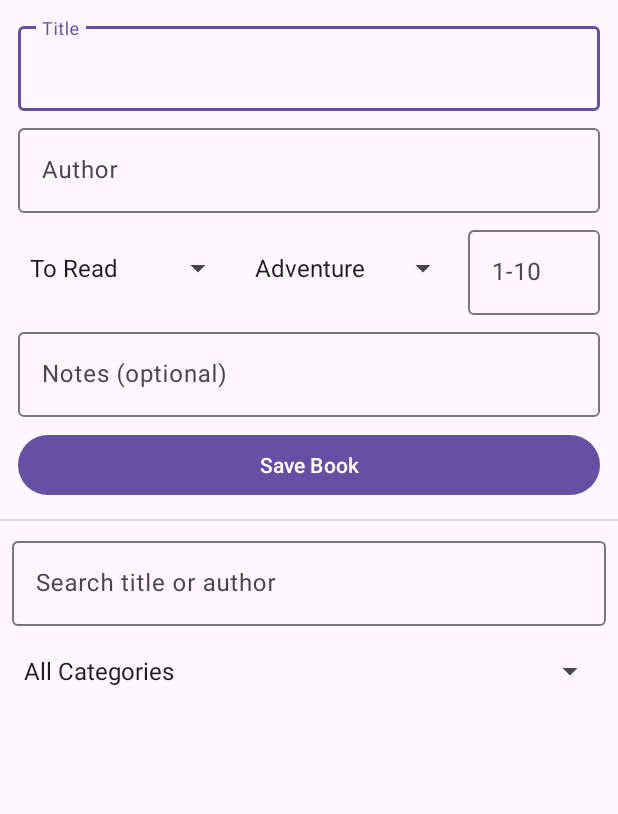
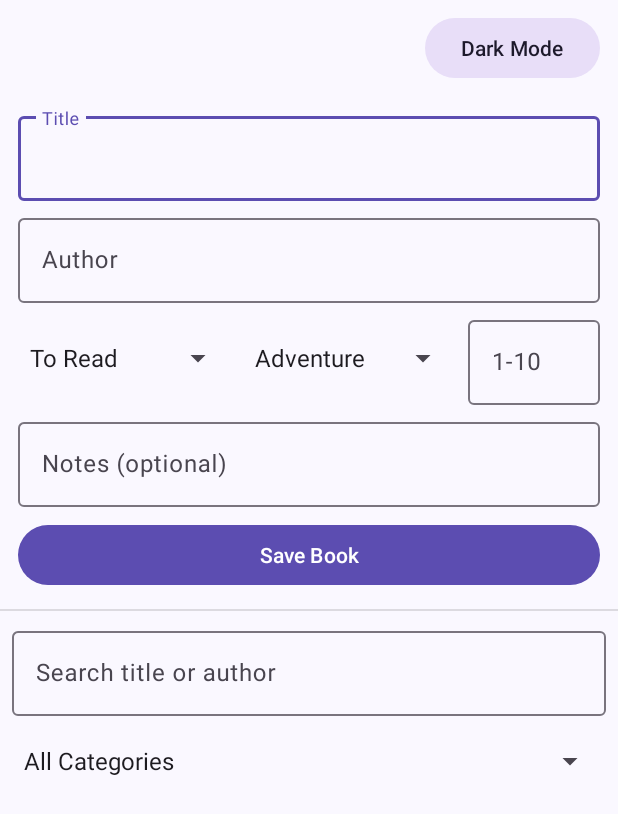
Before and after one commit to DoodlyPoro/MobileApps2026-2401321029, an Android app built with Jetpack Compose: the screen it shows after launch (MainActivity), on a phone screen of 412 x 824 dp. Shown: the top 814 px of the screen. Run offline under Robolectric (Android 15) with nearby library versions, the phone set to English and light mode, and no system bars; our stand-ins replace Room's generated code.

Commit message:
Added dark theme

```diff
--- a/app/src/main/java/com/example/booktracker/MainActivity.kt
+++ b/app/src/main/java/com/example/booktracker/MainActivity.kt
@@ -1,11 +1,48 @@
 package com.example.booktracker
 
+import android.content.res.Configuration
 import android.os.Bundle
 import androidx.appcompat.app.AppCompatActivity
+import androidx.appcompat.app.AppCompatDelegate
+import com.google.android.material.button.MaterialButton
 
 class MainActivity : AppCompatActivity() {
+
     override fun onCreate(savedInstanceState: Bundle?) {
+        val prefs = getSharedPreferences("theme_prefs", MODE_PRIVATE)
+        val savedMode = prefs.getInt("night_mode", AppCompatDelegate.MODE_NIGHT_FOLLOW_SYSTEM)
+        AppCompatDelegate.setDefaultNightMode(savedMode)
+
         super.onCreate(savedInstanceState)
         setContentView(R.layout.activity_main)
+
+        val btnToggleTheme = findViewById<MaterialButton>(R.id.btnToggleTheme)
+
+        fun updateButtonLabel() {
+            val isNight = when (AppCompatDelegate.getDefaultNightMode()) {
+                AppCompatDelegate.MODE_NIGHT_YES -> true
+                AppCompatDelegate.MODE_NIGHT_NO -> false
+                else -> {
+                    val uiNight = resources.configuration.uiMode and
+                            Configuration.UI_MODE_NIGHT_MASK
+                    uiNight == Configuration.UI_MODE_NIGHT_YES
+                }
+            }
+            btnToggleTheme.text = if (isNight) "Light Mode" else "Dark Mode"
+        }
+
+        updateButtonLabel()
+
+        btnToggleTheme.setOnClickListener {
+            val currentlyNight = btnToggleTheme.text == "Light Mode"
+            val nextMode = if (currentlyNight) {
+                AppCompatDelegate.MODE_NIGHT_NO
+            } else {
+                AppCompatDelegate.MODE_NIGHT_YES
+            }
+            prefs.edit().putInt("night_mode", nextMode).apply()
+            AppCompatDelegate.setDefaultNightMode(nextMode)
+            updateButtonLabel()
+        }
     }
 }
--- a/app/src/main/res/layout-land/activity_main.xml
+++ b/app/src/main/res/layout-land/activity_main.xml
@@ -2,7 +2,29 @@
 <LinearLayout xmlns:android="http://schemas.android.com/apk/res/android"
     android:layout_width="match_parent"
     android:layout_height="match_parent"
-    android:baselineAligned="false"
+    android:orientation="vertical">
+
+    <LinearLayout
+        android:layout_width="match_parent"
+        android:layout_height="wrap_content"
+        android:gravity="end"
+        android:orientation="horizontal"
+        android:paddingHorizontal="12dp"
+        android:paddingTop="8dp"
+        android:paddingBottom="4dp">
+
+        <com.google.android.material.button.MaterialButton
+            android:id="@+id/btnToggleTheme"
+            style="@style/Widget.Material3.Button.TonalButton"
+            android:layout_width="wrap_content"
+            android:layout_height="wrap_content"
+            android:text="Dark Mode" />
+    </LinearLayout>
+
+    <LinearLayout
+        android:layout_width="match_parent"
+        android:layout_height="0dp"
+        android:layout_weight="1"
         android:orientation="horizontal">
 
         <androidx.fragment.app.FragmentContainerView
@@ -22,6 +44,7 @@
             android:name="com.example.booktracker.ui.BookListFragment"
             android:layout_width="0dp"
             android:layout_height="match_parent"
-        android:layout_weight="1.3" />
+            android:layout_weight="1.2" />
+    </LinearLayout>
 
 </LinearLayout>
--- a/app/src/main/res/layout/activity_main.xml
+++ b/app/src/main/res/layout/activity_main.xml
@@ -3,6 +3,23 @@
     android:layout_width="match_parent"
     android:layout_height="match_parent"
     android:orientation="vertical">
+
+    <LinearLayout
+        android:layout_width="match_parent"
+        android:layout_height="wrap_content"
+        android:gravity="end"
+        android:orientation="horizontal"
+        android:paddingHorizontal="12dp"
+        android:paddingTop="8dp"
+        android:paddingBottom="4dp">
+
+        <com.google.android.material.button.MaterialButton
+            android:id="@+id/btnToggleTheme"
+            style="@style/Widget.Material3.Button.TonalButton"
+            android:layout_width="wrap_content"
+            android:layout_height="wrap_content"
+            android:text="Dark Mode" />
+    </LinearLayout>
 
     <androidx.fragment.app.FragmentContainerView
         android:id="@+id/insertBookContainer"
--- a/app/src/main/res/layout/item_book.xml
+++ b/app/src/main/res/layout/item_book.xml
@@ -69,7 +69,7 @@
             android:src="@android:drawable/ic_menu_delete"
             app:layout_constraintBottom_toBottomOf="parent"
             app:layout_constraintEnd_toEndOf="parent"
-            app:tint="@android:color/holo_red_dark" />
+            app:tint="#E57373" />
 
     </androidx.constraintlayout.widget.ConstraintLayout>
 </androidx.cardview.widget.CardView>
--- /dev/null
+++ b/app/src/main/res/values-night/themes.xml
@@ -0,0 +1,10 @@
+<?xml version="1.0" encoding="utf-8"?>
+<resources>
+    <style name="Theme.BookTracker" parent="Theme.Material3.DayNight.NoActionBar">
+        <item name="colorPrimary">#C5BFFF</item>
+        <item name="colorOnPrimary">#2B1E78</item>
+        <item name="colorSecondary">#B8C4FF</item>
+        <item name="colorOnSecondary">#1E2C61</item>
+        <item name="android:windowBackground">#121318</item>
+    </style>
+</resources>
--- a/app/src/main/res/values/themes.xml
+++ b/app/src/main/res/values/themes.xml
@@ -1,5 +1,10 @@
 <?xml version="1.0" encoding="utf-8"?>
 <resources>
     <style name="Theme.BookTracker" parent="Theme.Material3.DayNight.NoActionBar">
+        <item name="colorPrimary">#5C4DB1</item>
+        <item name="colorOnPrimary">#FFFFFF</item>
+        <item name="colorSecondary">#4F5B92</item>
+        <item name="colorOnSecondary">#FFFFFF</item>
+        <item name="android:windowBackground">#FAF8FF</item>
     </style>
 </resources>
```
Lines whose indentation alone changed are shown as unchanged.
